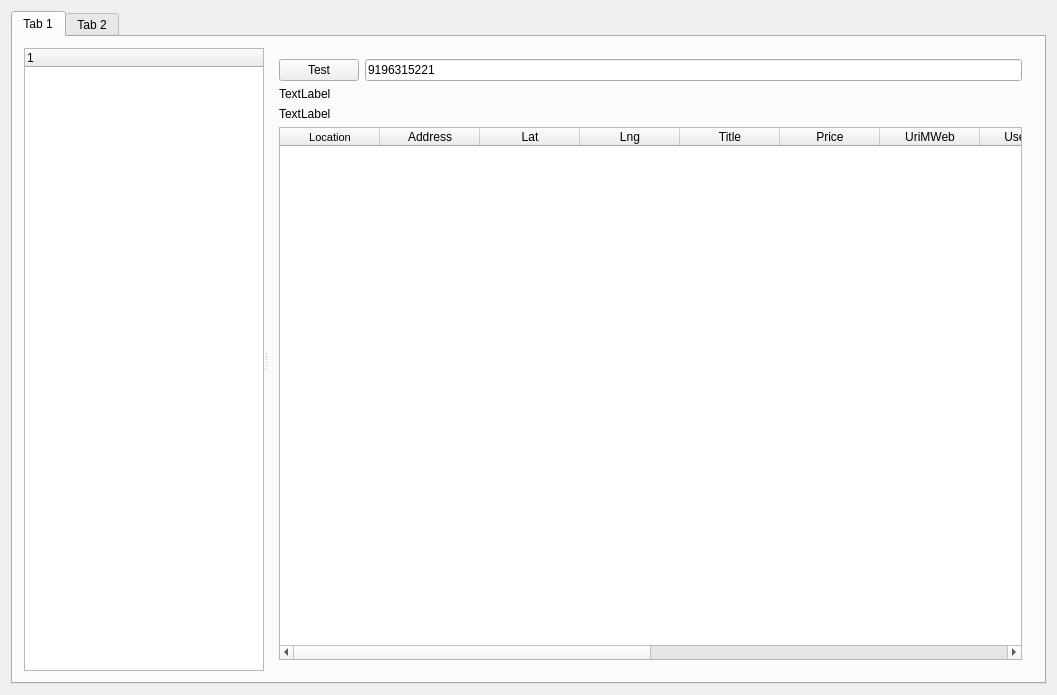
Qt form mainwindow.ui (pvl1175/lookfor-qt-ui) before a commit.
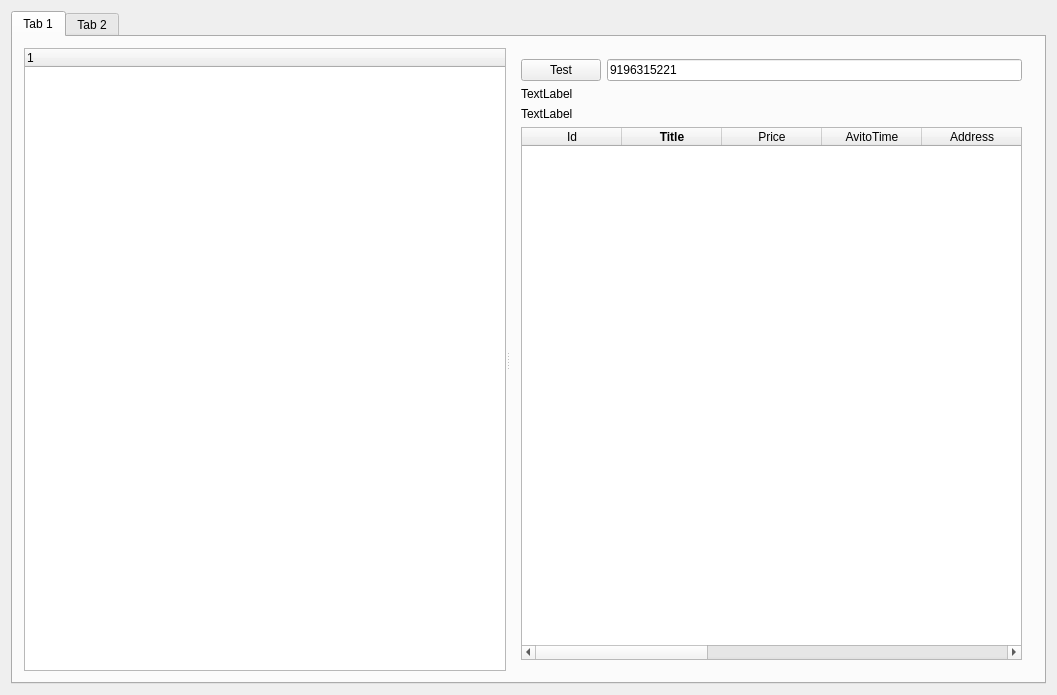
The same form after that commit.

Patch:
```diff
--- a/mainwindow.ui
+++ b/mainwindow.ui
@@ -24,12 +24,18 @@
        <layout class="QGridLayout" name="gridLayout">
         <item row="0" column="0">
          <widget class="QSplitter" name="splitter">
+          <property name="sizePolicy">
+           <sizepolicy hsizetype="Preferred" vsizetype="Preferred">
+            <horstretch>0</horstretch>
+            <verstretch>0</verstretch>
+           </sizepolicy>
+          </property>
           <property name="orientation">
            <enum>Qt::Horizontal</enum>
           </property>
           <widget class="QTreeWidget" name="treeWidget">
            <property name="sizePolicy">
-            <sizepolicy hsizetype="Fixed" vsizetype="Preferred">
+            <sizepolicy hsizetype="Preferred" vsizetype="Preferred">
              <horstretch>0</horstretch>
              <verstretch>0</verstretch>
             </sizepolicy>
@@ -42,7 +48,7 @@
            </property>
            <property name="maximumSize">
             <size>
-             <width>240</width>
+             <width>16777215</width>
              <height>16777215</height>
             </size>
            </property>
@@ -64,7 +70,7 @@
             </property>
            </column>
           </widget>
-          <widget class="QWidget" name="">
+          <widget class="QWidget" name="layoutWidget">
            <layout class="QVBoxLayout" name="verticalLayout_3">
             <property name="sizeConstraint">
              <enum>QLayout::SetDefaultConstraint</enum>
@@ -146,77 +152,80 @@
               </attribute>
               <column>
                <property name="text">
-                <string>Location</string>
-               </property>
-               <property name="font">
-                <font>
-                 <pointsize>8</pointsize>
-                </font>
-               </property>
-              </column>
-              <column>
-               <property name="text">
-                <string>Address</string>
-               </property>
-              </column>
-              <column>
-               <property name="text">
-                <string>Lat</string>
-               </property>
-              </column>
-              <column>
-               <property name="text">
-                <string>Lng</string>
+                <string>Id</string>
                </property>
               </column>
               <column>
                <property name="text">
                 <string>Title</string>
                </property>
+               <property name="font">
+                <font>
+                 <weight>75</weight>
+                 <bold>true</bold>
+                </font>
+               </property>
               </column>
               <column>
                <property name="text">
                 <string>Price</string>
                </property>
               </column>
-              <column>
-               <property name="text">
-                <string>UriMWeb</string>
-               </property>
-              </column>
-              <column>
-               <property name="text">
-                <string>UserType</string>
-               </property>
-              </column>
               <column>
                <property name="text">
                 <string>AvitoTime</string>
                </property>
               </column>
+              <column>
+               <property name="text">
+                <string>Address</string>
+               </property>
+              </column>
               <column>
                <property name="text">
                 <string>OwnerName</string>
                </property>
+               <property name="font">
+                <font>
+                 <weight>75</weight>
+                 <bold>true</bold>
+                </font>
+               </property>
               </column>
               <column>
                <property name="text">
                 <string>OwnerPhone</string>
                </property>
+               <property name="font">
+                <font>
+                 <weight>75</weight>
+                 <bold>true</bold>
+                </font>
+               </property>
               </column>
               <column>
                <property name="text">
-                <string>AdState</string>
+                <string>UserType</string>
                </property>
               </column>
               <column>
                <property name="text">
-                <string>IsParse</string>
+                <string>Location</string>
                </property>
+               <property name="font">
+                <font>
+                 <pointsize>8</pointsize>
+                </font>
+               </property>
               </column>
               <column>
                <property name="text">
-                <string>IsSource</string>
+                <string>Lat</string>
+               </property>
+              </column>
+              <column>
+               <property name="text">
+                <string>Lng</string>
                </property>
               </column>
              </widget>
```
Left out of the diff: 2 changed lines with no effect on the pictures.
